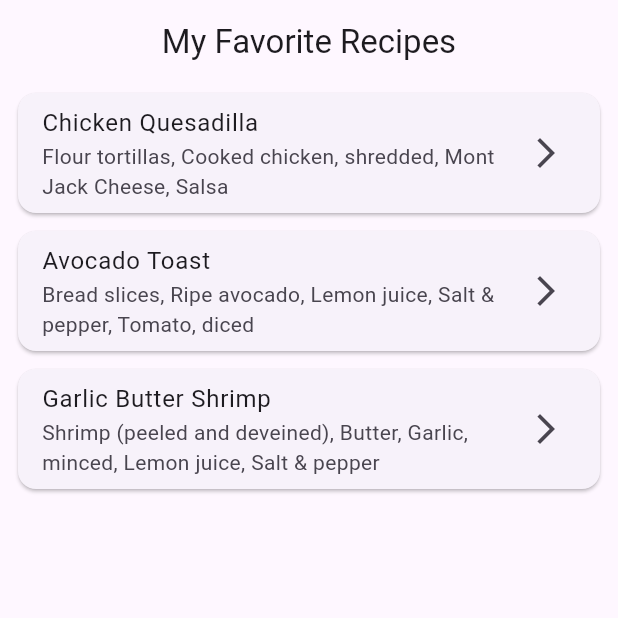
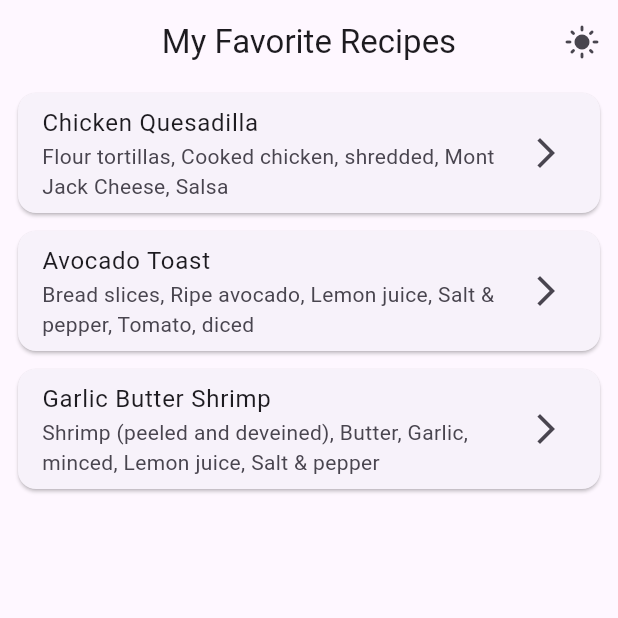
Before and after one commit to NickJohnson06/recipebook, a Flutter app: the screen it shows after launch, on a phone screen of 412 x 824 dp, the top half of it. Run offline on Flutter 3.47's test engine with Material 3 defaults, Android fonts, the phone set to English and light mode, and no system bars.

Commit message:
Added dark/light mode toggle button

```diff
--- a/lib/main.dart
+++ b/lib/main.dart
@@ -5,18 +5,32 @@ void main() {
   runApp(const MyApp());
 }
 
-class MyApp extends StatelessWidget {
+class MyApp extends StatefulWidget {
   const MyApp({super.key});
+
+  @override
+  State<MyApp> createState() => _MyAppState();
+}
+
+class _MyAppState extends State<MyApp> {
+  bool isDarkMode = false; // Global dark mode state
+
+  void toggleDarkMode() {
+    setState(() {
+      isDarkMode = !isDarkMode;
+    });
+  }
 
   @override
   Widget build(BuildContext context) {
     return MaterialApp(
       title: 'Recipe App',
       debugShowCheckedModeBanner: false,
-      theme: ThemeData(
-        primarySwatch: Colors.orange,
+      theme: isDarkMode ? ThemeData.dark() : ThemeData(primarySwatch: Colors.orange),
+      home: HomeScreen(
+        isDarkMode: isDarkMode,
+        onToggleDarkMode: toggleDarkMode,
       ),
-      home: const HomeScreen(),
     );
   }
 }
--- a/lib/screens/home_screen.dart
+++ b/lib/screens/home_screen.dart
@@ -25,13 +25,27 @@ final List<Recipe> favRecipes = [
 ];
 
 class HomeScreen extends StatelessWidget {
-  const HomeScreen({super.key});
+  final bool isDarkMode;
+  final VoidCallback onToggleDarkMode;
+
+  const HomeScreen({
+    super.key,
+    required this.isDarkMode,
+    required this.onToggleDarkMode,
+  });
 
   @override
   Widget build(BuildContext context) {
     return Scaffold(
-      appBar: AppBar(title: const Text('My Favorite Recipes'),
-      centerTitle: true,
+      appBar: AppBar(
+        title: const Text('My Favorite Recipes'),
+        centerTitle: true,
+        actions: [
+          IconButton(
+            icon: Icon(isDarkMode ? Icons.dark_mode : Icons.light_mode),
+            onPressed: onToggleDarkMode,
+          ),
+        ],
       ),
       body: ListView.builder(
         itemCount: favRecipes.length,
```
